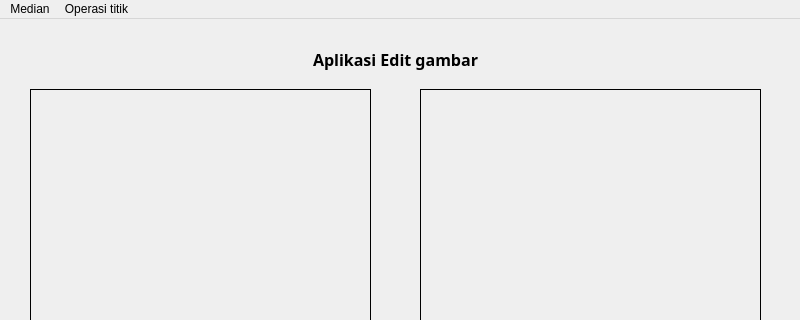
Before: the Qt Designer form showgui.ui in Deikazen/pcd-reg-tubes, drawn with Qt 5; both pictures show x 0 to 800 and y 0 to 320 of the 800 by 600 pixel window.
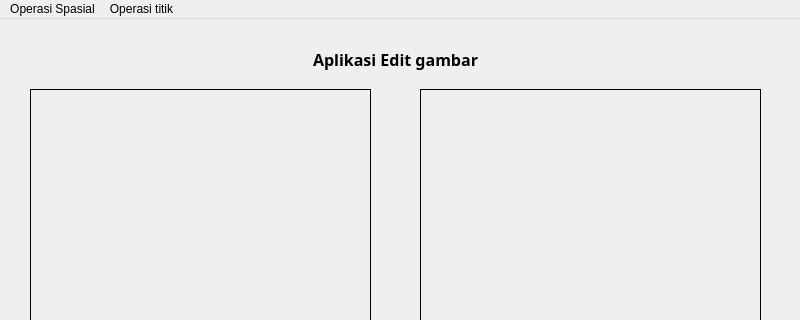
After: the same form once the commit is applied.

Commit message: mean1, mean2, gaus

What changed in the file:
```diff
--- a/showgui.ui
+++ b/showgui.ui
@@ -136,7 +136,7 @@
    </property>
    <widget class="QMenu" name="menuFiltering">
     <property name="title">
-     <string>Median</string>
+     <string>Operasi Spasial</string>
     </property>
     <addaction name="actionMedian"/>
    </widget>
```
Left out of the diff: 18 changed lines with no effect on the pictures. The commit also changes 1 other file.
